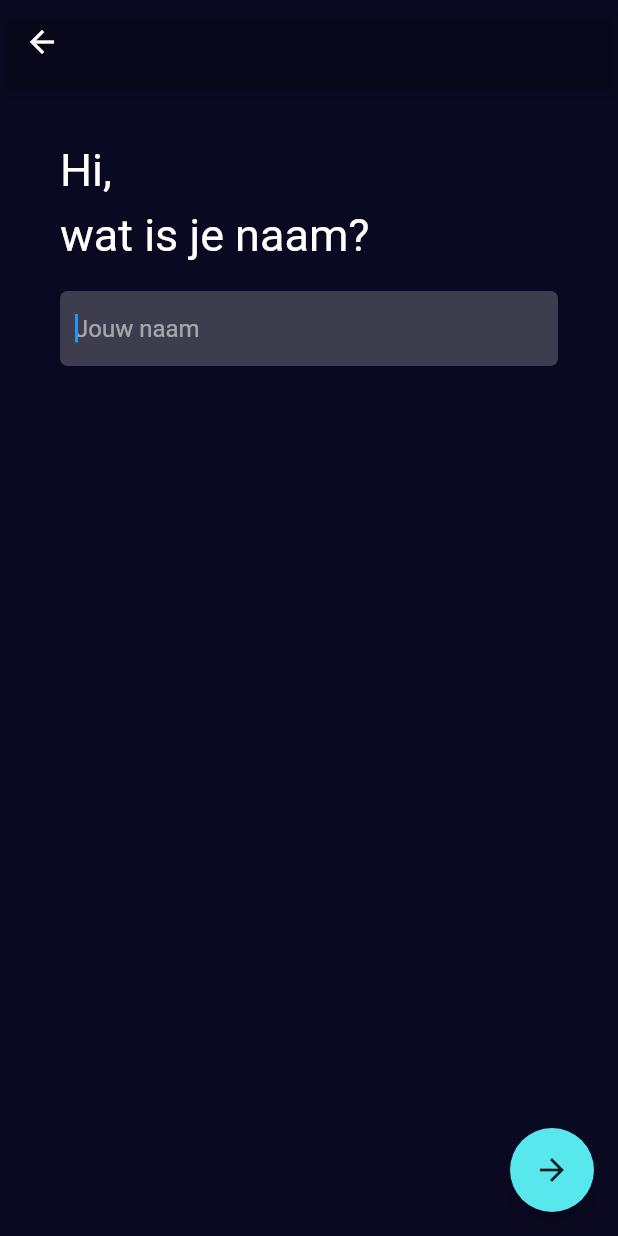
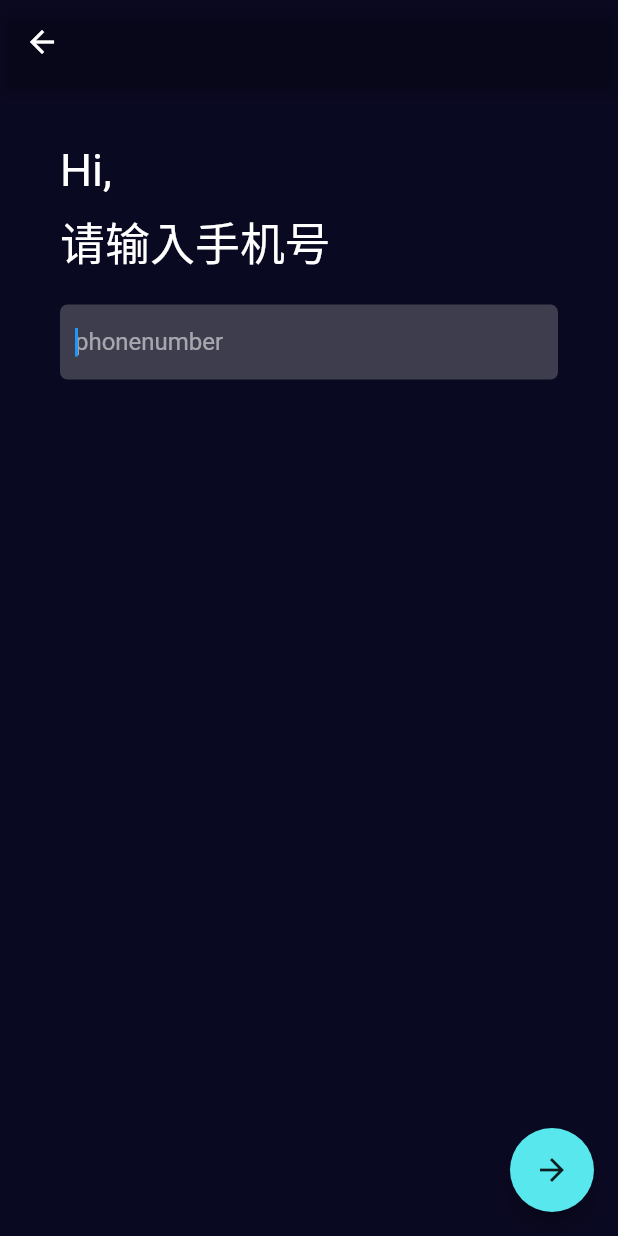
Before and after one commit to yanjianlin7176/fluttervideo, a Flutter app: the LoginPage2 screen opened directly, on a phone screen of 412 x 824 dp. Run offline on Flutter 3.47's test engine with Material 2 defaults, Android fonts, the phone set to English and light mode, and no system bars; our stand-ins replace dio; missing offline and left inert: common_utils.

```diff
--- a/flutterhello/lib/login_page2.dart
+++ b/flutterhello/lib/login_page2.dart
@@ -6,7 +6,7 @@ class LoginPage2 extends StatefulWidget {
 }
 
 class _LoginPage2State extends State<LoginPage2> with TickerProviderStateMixin {
-  List<String> strs = ['Hi,', 'wat ', 'is ', 'je ', 'naam?'];
+  List<String> strs = ['Hi,', '请输入手机号',];
   List<AnimationController> _strController = [];
   List<CurvedAnimation> _strPositionAnimation = [];
   double opacity = 0;
@@ -78,15 +78,15 @@ class _LoginPage2State extends State<LoginPage2> with TickerProviderStateMixin {
                     AnimatedStrWidget(
                         animation: _strPositionAnimation[1],
                         child: Text(strs[1])),
-                    AnimatedStrWidget(
-                        animation: _strPositionAnimation[2],
-                        child: Text(strs[2])),
-                    AnimatedStrWidget(
-                        animation: _strPositionAnimation[3],
-                        child: Text(strs[3])),
-                    AnimatedStrWidget(
-                        animation: _strPositionAnimation[4],
-                        child: Text(strs[4])),
+                    // AnimatedStrWidget(
+                    //     animation: _strPositionAnimation[2],
+                    //     child: Text(strs[2])),
+                    // AnimatedStrWidget(
+                    //     animation: _strPositionAnimation[3],
+                    //     child: Text(strs[3])),
+                    // AnimatedStrWidget(
+                    //     animation: _strPositionAnimation[4],
+                    //     child: Text(strs[4])),
                   ],
                 ),
               ),
@@ -104,7 +104,7 @@ class _LoginPage2State extends State<LoginPage2> with TickerProviderStateMixin {
                   child: TextField(
                     focusNode: myFocusNode,
                     decoration: InputDecoration.collapsed(
-                        hintText: 'Jouw naam',
+                        hintText: 'phonenumber',
                         hintStyle: TextStyle(color: Colors.white54)),
                   ),
                 ),
```
Also changed, not shown: flutterhello/images/9509-lounge-gast-splash.json (added, +1 -0 lines), flutterhello/lib/login_page.dart (+7 -7 lines).
